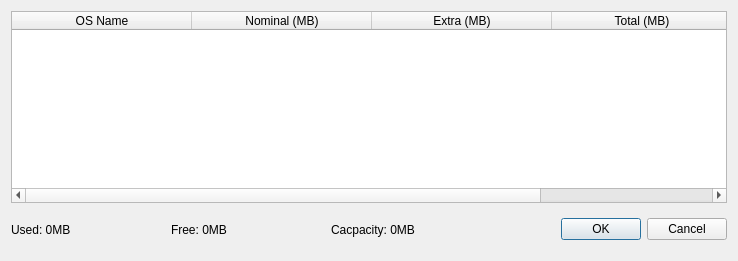
This is recovery/adjustsizes.ui in procount/pinn as Qt 5 draws it before an edit. The edited form follows.
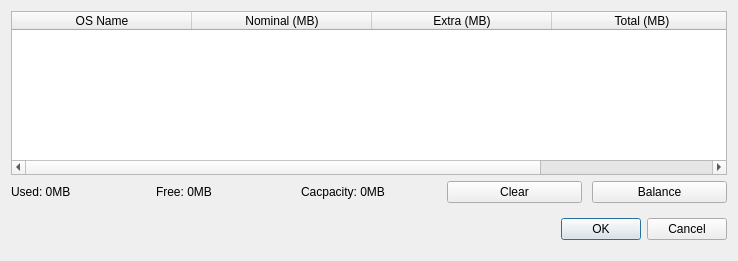
This is the edited form.

Commit message: Added balance + some calcs

Diff of the .ui file:
```diff
--- a/recovery/adjustsizes.ui
+++ b/recovery/adjustsizes.ui
@@ -89,7 +89,7 @@
    <item row="3" column="0">
     <layout class="QHBoxLayout" name="horizontalLayout">
      <property name="spacing">
-      <number>100</number>
+      <number>10</number>
      </property>
      <property name="leftMargin">
       <number>0</number>
@@ -116,6 +116,22 @@
       </widget>
      </item>
      <item>
+      <widget class="QPushButton" name="clearPb">
+       <property name="text">
+        <string>Clear</string>
+       </property>
+      </widget>
+     </item>
+     <item>
+      <widget class="QPushButton" name="balancePb">
+       <property name="text">
+        <string>Balance</string>
+       </property>
+      </widget>
+     </item>
+    </layout>
+   </item>
+   <item row="4" column="0">
       <widget class="QDialogButtonBox" name="buttonBox1">
        <property name="sizePolicy">
         <sizepolicy hsizetype="Preferred" vsizetype="Preferred">
@@ -144,8 +160,6 @@
       </widget>
      </item>
     </layout>
-   </item>
-  </layout>
  </widget>
  <resources/>
  <connections>
```
Left out of the diff: 28 changed lines with no effect on the pictures. Lines whose indentation alone changed are shown as unchanged. The commit also changes 2 other files.
